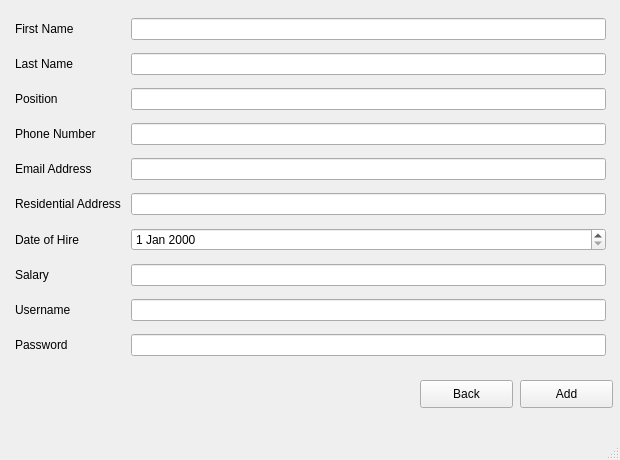
Qt form ui_files/StaffAdd.ui (TahaZahid05/Restaurant-Managment-System) before a commit.
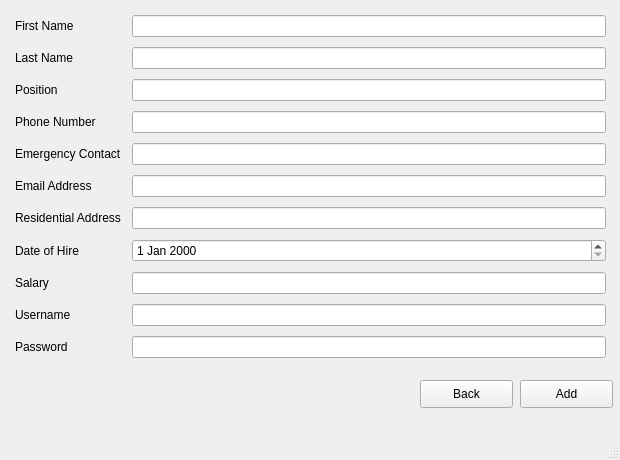
The same form after that commit.

Commit message: final checking done for staff functions

The edit to the form file:
```diff
--- a/ui_files/StaffAdd.ui
+++ b/ui_files/StaffAdd.ui
@@ -55,7 +55,7 @@
       <height>361</height>
      </rect>
     </property>
-    <layout class="QGridLayout" name="gridLayout" rowstretch="0,0,0,0,0,0,0,0,0,0" columnstretch="0,0">
+    <layout class="QGridLayout" name="gridLayout" rowstretch="0,0,0,0,0,0,0,0,0,0,0" columnstretch="0,0">
      <property name="leftMargin">
       <number>5</number>
      </property>
@@ -68,6 +68,53 @@
      <property name="verticalSpacing">
       <number>5</number>
      </property>
+     <item row="2" column="0">
+      <widget class="QLabel" name="label_6">
+       <property name="text">
+        <string>Position</string>
+       </property>
+      </widget>
+     </item>
+     <item row="8" column="0">
+      <widget class="QLabel" name="label_3">
+       <property name="text">
+        <string>Salary</string>
+       </property>
+      </widget>
+     </item>
+     <item row="8" column="1">
+      <widget class="QLineEdit" name="lineEdit_2"/>
+     </item>
+     <item row="5" column="0">
+      <widget class="QLabel" name="label_8">
+       <property name="text">
+        <string>Email Address</string>
+       </property>
+      </widget>
+     </item>
+     <item row="5" column="1">
+      <widget class="QLineEdit" name="lineEdit_6"/>
+     </item>
+     <item row="10" column="1">
+      <widget class="QLineEdit" name="lineEdit_9"/>
+     </item>
+     <item row="10" column="0">
+      <widget class="QLabel" name="label_10">
+       <property name="text">
+        <string>Password</string>
+       </property>
+      </widget>
+     </item>
+     <item row="9" column="0">
+      <widget class="QLabel" name="label_7">
+       <property name="text">
+        <string>Username</string>
+       </property>
+      </widget>
+     </item>
+     <item row="9" column="1">
+      <widget class="QLineEdit" name="lineEdit_8"/>
+     </item>
      <item row="0" column="0">
       <widget class="QLabel" name="label_4">
        <property name="text">
@@ -75,20 +122,17 @@
        </property>
       </widget>
      </item>
-     <item row="0" column="1">
-      <widget class="QLineEdit" name="lineEdit_7"/>
-     </item>
-     <item row="8" column="1">
-      <widget class="QLineEdit" name="lineEdit_8"/>
-     </item>
-     <item row="5" column="0">
+     <item row="6" column="0">
       <widget class="QLabel" name="label_2">
        <property name="text">
         <string>Residential Address</string>
        </property>
       </widget>
      </item>
-     <item row="6" column="0">
+     <item row="0" column="1">
+      <widget class="QLineEdit" name="lineEdit_7"/>
+     </item>
+     <item row="7" column="0">
       <widget class="QLabel" name="label">
        <property name="text">
         <string>Date of Hire</string>
@@ -99,11 +143,11 @@
       <widget class="QLineEdit" name="lineEdit_4"/>
      </item>
      <item row="6" column="1">
-      <widget class="QDateEdit" name="dateEdit"/>
-     </item>
-     <item row="5" column="1">
       <widget class="QLineEdit" name="lineEdit"/>
      </item>
+     <item row="7" column="1">
+      <widget class="QDateEdit" name="dateEdit"/>
+     </item>
      <item row="1" column="0">
       <widget class="QLabel" name="label_5">
        <property name="text">
@@ -111,60 +155,26 @@
        </property>
       </widget>
      </item>
+     <item row="3" column="0">
+      <widget class="QLabel" name="label_9">
+       <property name="text">
+        <string>Phone Number</string>
+       </property>
+      </widget>
+     </item>
      <item row="1" column="1">
       <widget class="QLineEdit" name="lineEdit_3"/>
      </item>
      <item row="3" column="1">
       <widget class="QLineEdit" name="lineEdit_5"/>
      </item>
-     <item row="3" column="0">
-      <widget class="QLabel" name="label_9">
-       <property name="text">
-        <string>Phone Number</string>
-       </property>
-      </widget>
-     </item>
      <item row="4" column="1">
-      <widget class="QLineEdit" name="lineEdit_6"/>
-     </item>
-     <item row="2" column="0">
-      <widget class="QLabel" name="label_6">
-       <property name="text">
-        <string>Position</string>
-       </property>
-      </widget>
+      <widget class="QLineEdit" name="lineEdit_10"/>
      </item>
      <item row="4" column="0">
-      <widget class="QLabel" name="label_8">
+      <widget class="QLabel" name="label_11">
        <property name="text">
-        <string>Email Address</string>
-       </property>
-      </widget>
-     </item>
-     <item row="7" column="1">
-      <widget class="QLineEdit" name="lineEdit_2"/>
-     </item>
-     <item row="7" column="0">
-      <widget class="QLabel" name="label_3">
-       <property name="text">
-        <string>Salary</string>
-       </property>
-      </widget>
-     </item>
-     <item row="9" column="1">
-      <widget class="QLineEdit" name="lineEdit_9"/>
-     </item>
-     <item row="8" column="0">
-      <widget class="QLabel" name="label_7">
-       <property name="text">
-        <string>Username</string>
-       </property>
-      </widget>
-     </item>
-     <item row="9" column="0">
-      <widget class="QLabel" name="label_10">
-       <property name="text">
-        <string>Password</string>
+        <string>Emergency Contact</string>
        </property>
       </widget>
      </item>
```
The commit also changes 2 other files.
